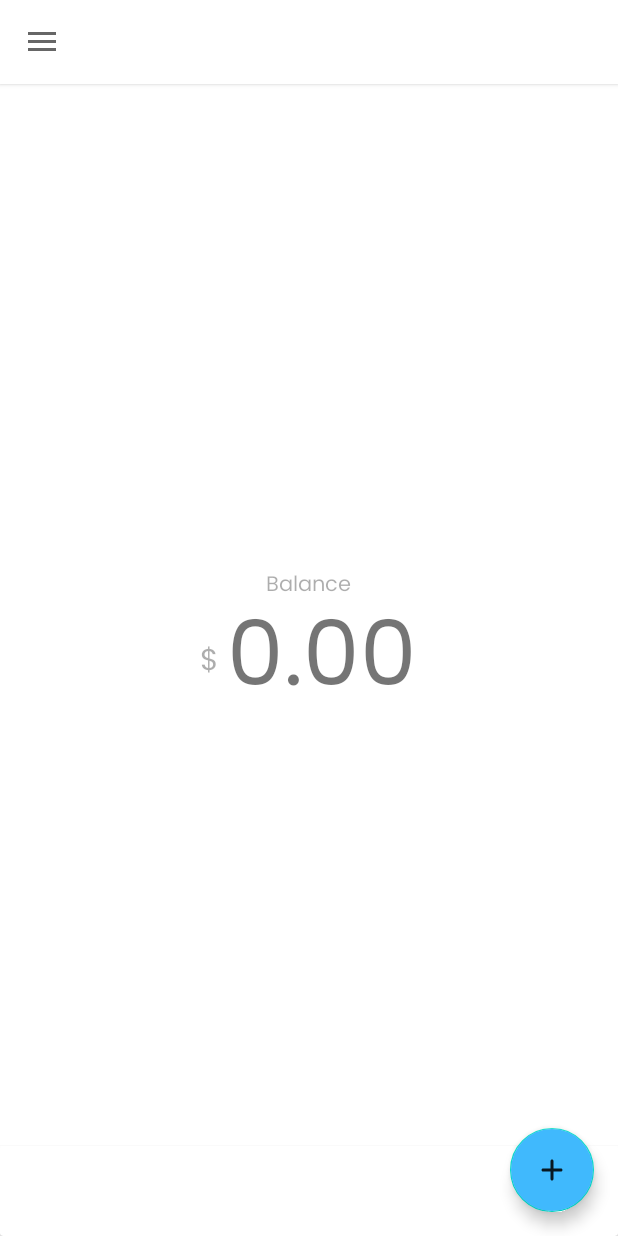
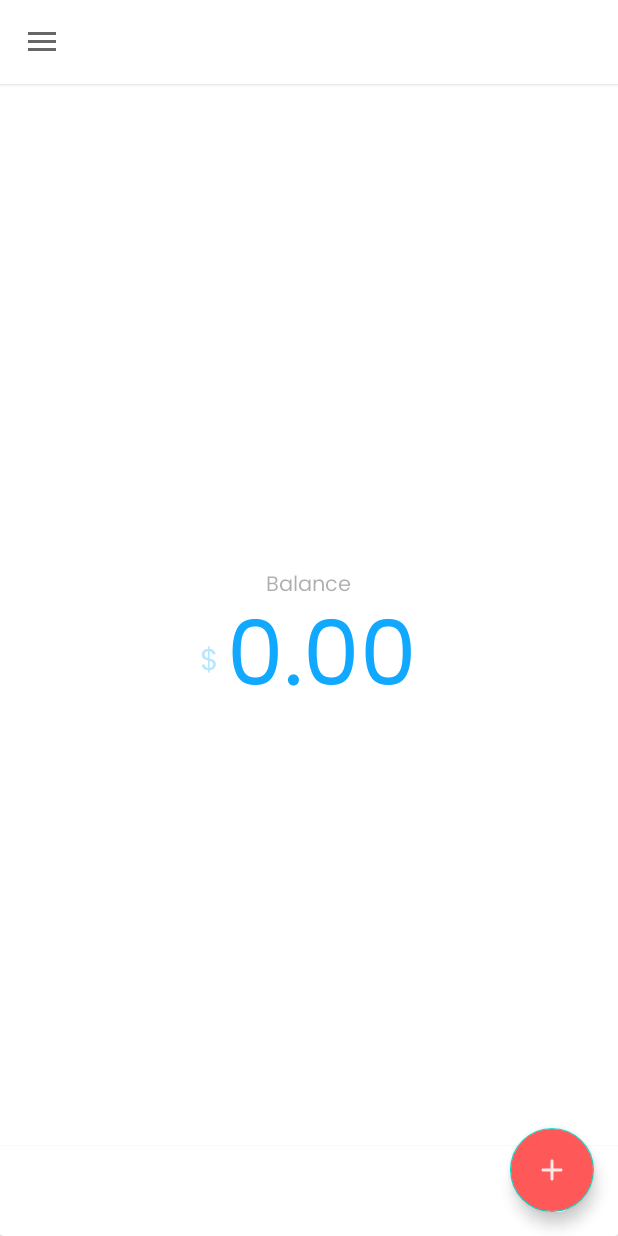
Before and after one commit to jeanbarrossilva/Laura, an Android app: the WalletFragment screen opened directly, with no data from a screen before it, on a phone screen of 412 x 824 dp. Run offline under Robolectric (Android 15) with nearby library versions, the phone set to English and light mode, and no system bars; our stand-ins replace navigation-ui.

Commit message:
Change color configuration

```diff
--- a/lauraui/src/main/res/layout/fragment_wallet.xml
+++ b/lauraui/src/main/res/layout/fragment_wallet.xml
@@ -33,7 +33,8 @@
                 android:id="@+id/currency_symbol"
                 android:layout_width="wrap_content"
                 android:layout_height="wrap_content"
-                android:alpha="?android:secondaryContentAlpha"
+                android:alpha="0.3"
+                android:textColor="@color/colorPrimary"
                 android:textSize="20sp"
                 tools:text="R$" />
 
@@ -42,6 +43,7 @@
                 android:layout_width="wrap_content"
                 android:layout_height="wrap_content"
                 android:layout_marginStart="5dp"
+                android:textColor="@color/colorPrimary"
                 android:textSize="60sp"
                 tools:text="125,650.75" />
 
@@ -76,6 +78,7 @@
         android:layout_marginEnd="16dp"
         android:layout_marginBottom="16dp"
         android:src="@drawable/ic_add"
+        app:tint="@android:color/white"
         android:backgroundTint="@color/colorAccent"
         app:layout_constraintEnd_toEndOf="parent"
         app:layout_constraintBottom_toBottomOf="parent" />
--- a/lauraui/src/main/res/values/colors.xml
+++ b/lauraui/src/main/res/values/colors.xml
@@ -2,9 +2,9 @@
 <resources>
     <color name="colorPrimary">#10A9FF</color>
     <color name="colorPrimaryDark">#0D91DC</color>
-    <color name="colorAccent">#40B9FD</color>
+    <color name="colorAccent">#FF5858</color>
     <color name="acquisition_listing">@android:color/white</color>
-    <color name="laura_edit_text">#FBFBFB</color>
+    <color name="laura_edit_text">#F4F4F4</color>
     <color name="laura_spinner">#ECECEC</color>
     <color name="laura_spinner_text">#CD000000</color>
 </resources>
```
